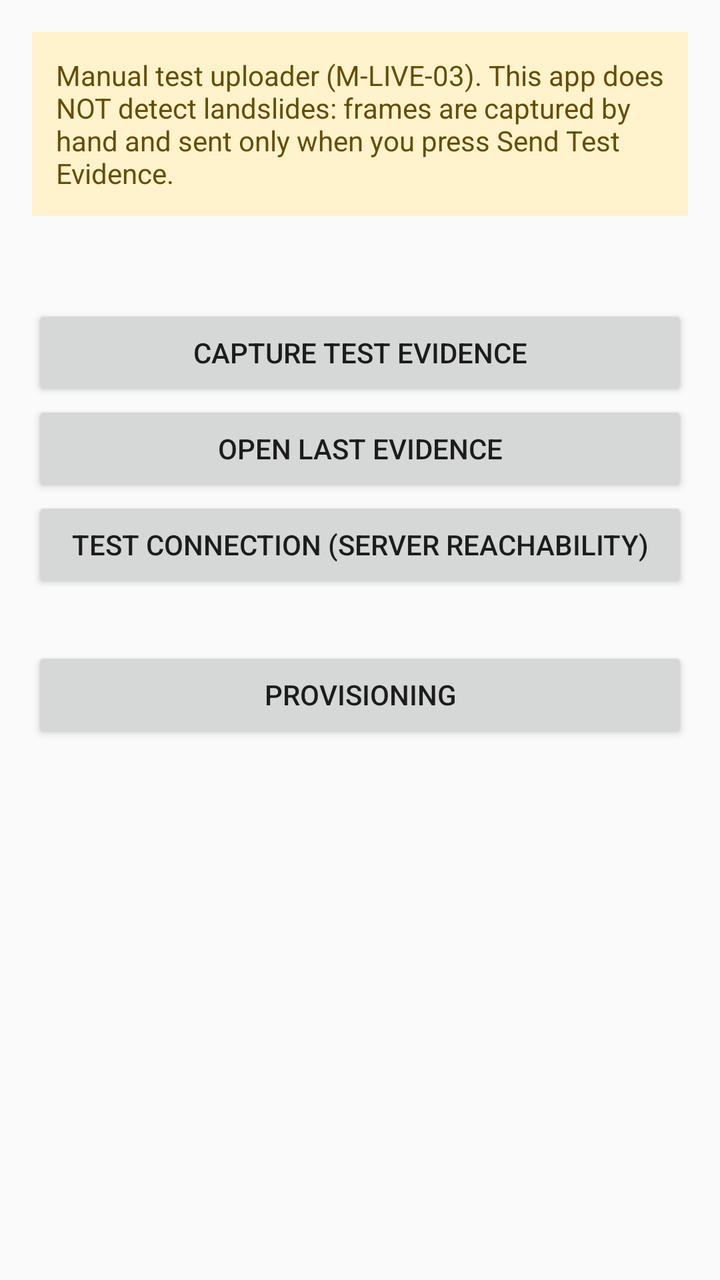
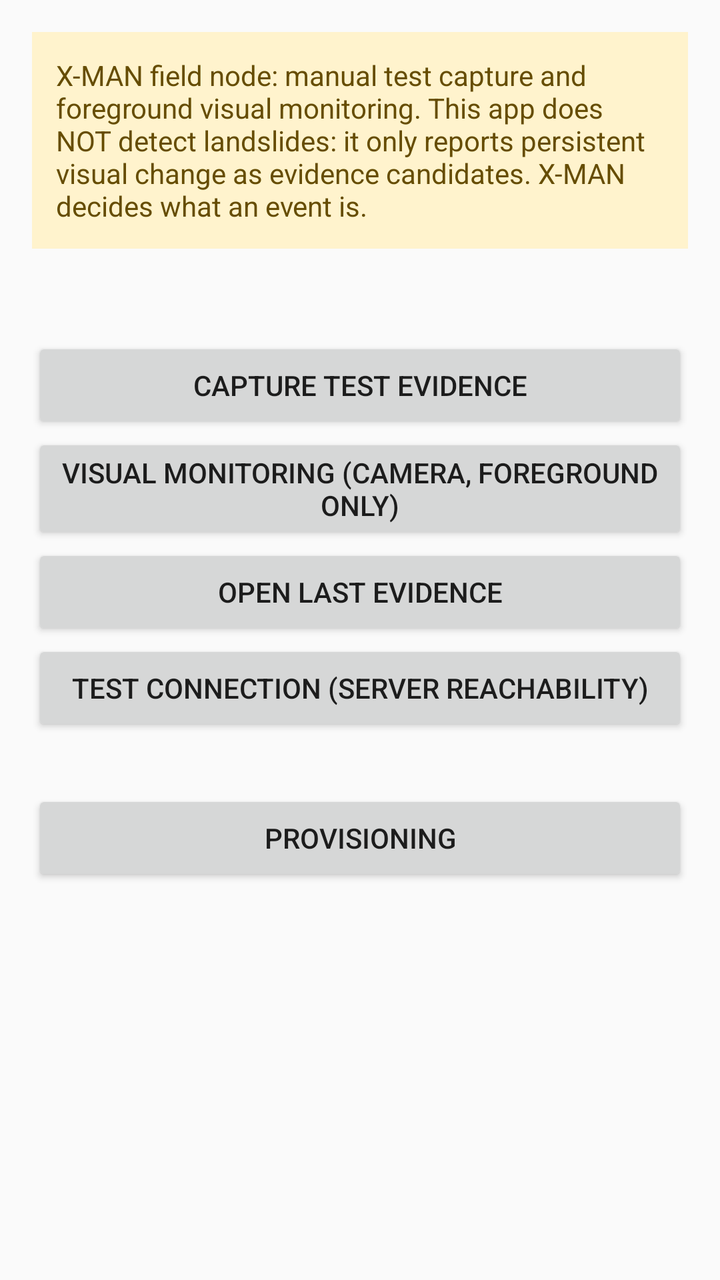

The first picture is an Android layout as it rendered before a commit; the second is the same layout after the commit. The layout source and the unified diff follow.
<!-- AndroidManifest.xml: application theme android:Theme.Material.Light.DarkActionBar -->
<!-- res/layout/activity_main.xml -->
<?xml version="1.0" encoding="utf-8"?>
<ScrollView xmlns:android="http://schemas.android.com/apk/res/android"
    android:layout_width="match_parent" android:layout_height="match_parent">
    <LinearLayout android:layout_width="match_parent" android:layout_height="wrap_content"
        android:orientation="vertical" android:padding="16dp">
        <TextView android:layout_width="match_parent" android:layout_height="wrap_content"
            android:text="@string/manual_banner" android:padding="12dp" android:background="#FFF3CD"
            android:textColor="#664D03" />
        <TextView android:id="@+id/status" android:layout_width="match_parent" android:layout_height="wrap_content"
            android:paddingTop="16dp" android:paddingBottom="8dp" android:textIsSelectable="true" android:textSize="15sp" />
        <Button android:id="@+id/capture" android:layout_width="match_parent" android:layout_height="wrap_content"
            android:text="Capture test evidence" />
        <Button android:id="@+id/last" android:layout_width="match_parent" android:layout_height="wrap_content"
            android:text="Open last evidence" />
        <Button android:id="@+id/test_connection" android:layout_width="match_parent" android:layout_height="wrap_content"
            android:text="Test connection (server reachability)" />
        <TextView android:id="@+id/connection" android:layout_width="match_parent" android:layout_height="wrap_content"
            android:paddingBottom="8dp" />
        <Button android:id="@+id/provision" android:layout_width="match_parent" android:layout_height="wrap_content"
            android:text="Provisioning" />
    </LinearLayout>
</ScrollView>
<!-- resources referenced by this layout -->
<resources>
  <string name="manual_banner">Manual test uploader (M-LIVE-03). This app does NOT detect landslides: frames are captured by hand and sent only when you press Send Test Evidence.</string>
</resources>

<!-- the commit's change to res/layout/activity_main.xml (unified diff, before → after) -->
@@ -10,6 +10,8 @@
             android:paddingTop="16dp" android:paddingBottom="8dp" android:textIsSelectable="true" android:textSize="15sp" />
         <Button android:id="@+id/capture" android:layout_width="match_parent" android:layout_height="wrap_content"
             android:text="Capture test evidence" />
+        <Button android:id="@+id/monitor" android:layout_width="match_parent" android:layout_height="wrap_content"
+            android:text="Visual monitoring (camera, foreground only)" />
         <Button android:id="@+id/last" android:layout_width="match_parent" android:layout_height="wrap_content"
             android:text="Open last evidence" />
         <Button android:id="@+id/test_connection" android:layout_width="match_parent" android:layout_height="wrap_content"
<!-- resource entries referenced after the edit -->
@@ -1,5 +1,5 @@
 <!-- resources referenced by this layout -->
 <resources>
-  <string name="manual_banner">Manual test uploader (M-LIVE-03). This app does NOT detect landslides: frames are captured by hand and sent only when you press Send Test Evidence.</string>
+  <string name="manual_banner">X-MAN field node: manual test capture and foreground visual monitoring. This app does NOT detect landslides: it only reports persistent visual change as evidence candidates. X-MAN decides what an event is.</string>
 </resources>
 
